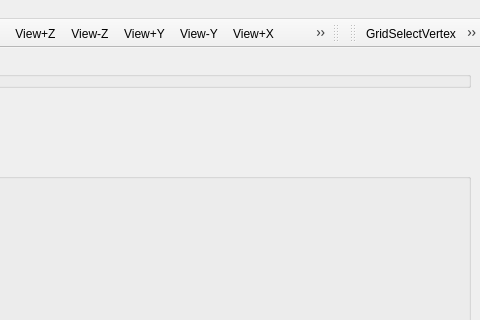
Above: FluxSol-CAE/SimpleView.ui from luchete80/fluxsol before the change; both pictures show x 522 to 1002 and y 0 to 320 of the 1002 by 665 pixel window. Below: the same form after it.
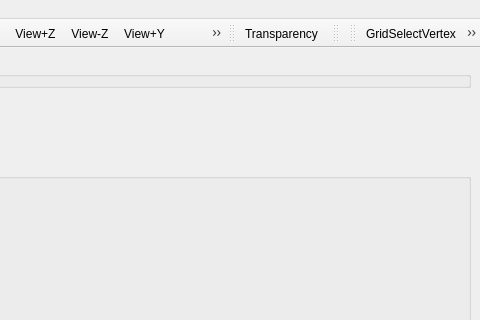
That is the form after the change. Icons and pictures are not drawn. Custom widgets are drawn as their Qt base class.

Diff of the .ui file:
```diff
--- a/FluxSol-CAE/SimpleView.ui
+++ b/FluxSol-CAE/SimpleView.ui
@@ -752,6 +752,18 @@
    <addaction name="actionView_X"/>
    <addaction name="actionView_X_2"/>
   </widget>
+  <widget class="QToolBar" name="toolBar_meshView">
+   <property name="windowTitle">
+    <string>toolBar_2</string>
+   </property>
+   <attribute name="toolBarArea">
+    <enum>TopToolBarArea</enum>
+   </attribute>
+   <attribute name="toolBarBreak">
+    <bool>false</bool>
+   </attribute>
+   <addaction name="actionTransparency"/>
+  </widget>
   <widget class="QToolBar" name="toolBar_Results">
    <property name="orientation">
     <enum>Qt::Horizontal</enum>
@@ -1027,6 +1039,15 @@
     <string>GridSelectCell</string>
    </property>
   </action>
+  <action name="actionTransparency">
+   <property name="icon">
+    <iconset resource="Icons/icons.qrc">
+     <normaloff>:/Icons/MeshTransparency.png</normaloff>:/Icons/MeshTransparency.png</iconset>
+   </property>
+   <property name="text">
+    <string>Transparency</string>
+   </property>
+  </action>
  </widget>
  <customwidgets>
   <customwidget>
```
